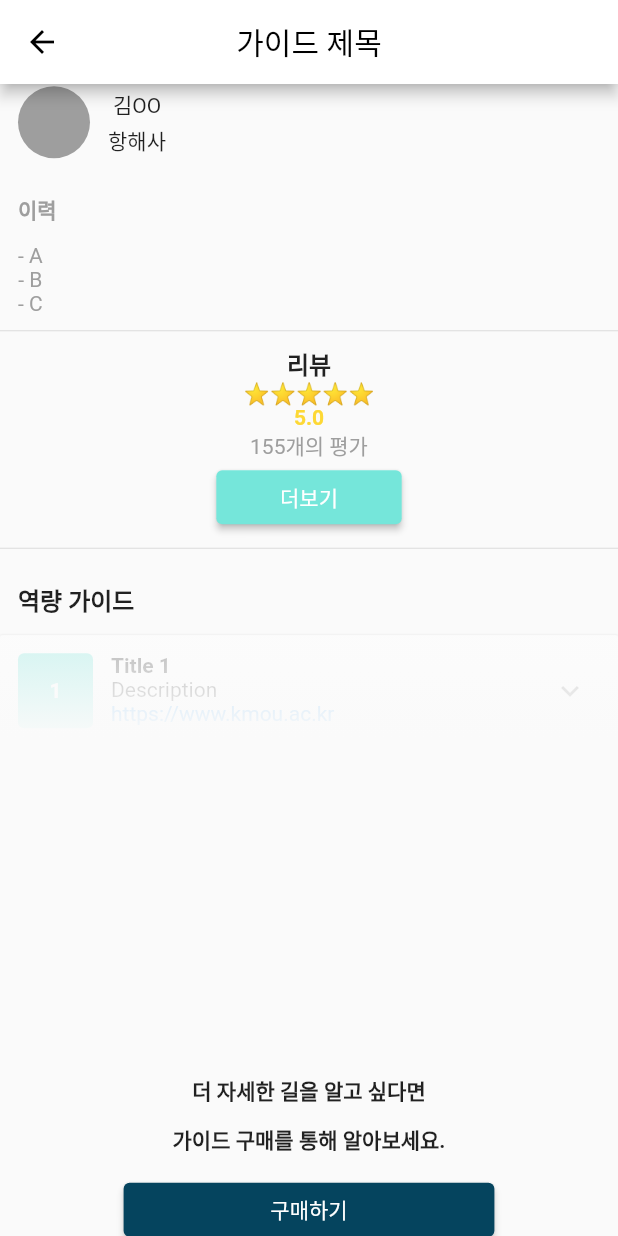
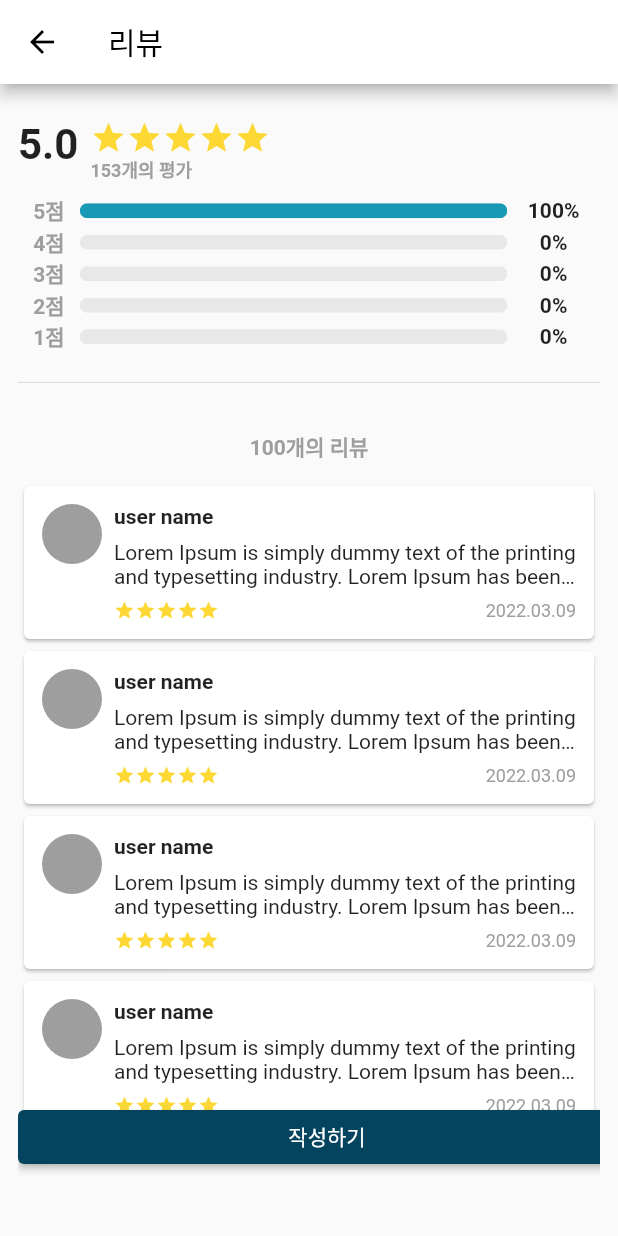
Before and after one commit to 5ydwg/Semomen, a Flutter app: the GuideInfoPage screen opened directly, scrolled down 576 dp, after a tap on "더보기", on a phone screen of 412 x 824 dp. Run offline on Flutter 3.47's test engine with Material 2 defaults, Android fonts, the phone set to English and light mode, and no system bars; our stand-ins replace firebase_auth, firebase_core; accounts and stored records are empty; network calls fail.

Commit message:
Add review page ui

```diff
--- a/semomen/lib/pages/guide_info_page.dart
+++ b/semomen/lib/pages/guide_info_page.dart
@@ -3,6 +3,7 @@ import 'dart:ui';
 import 'package:flutter/material.dart';
 import 'package:flutter/services.dart';
 import 'package:semomen/pages/constants/constant.dart';
+import 'package:semomen/pages/review_page.dart';
 
 class GuideInfoPage extends StatefulWidget {
   const GuideInfoPage({Key? key}) : super(key: key);
@@ -135,7 +136,9 @@ class _GuideInfoPageState extends State<GuideInfoPage> {
                 width: size.width * 0.3,
                 child: ElevatedButton(
                     style: ElevatedButton.styleFrom(primary: mainBlueGreen),
-                    onPressed: () {},
+                    onPressed: () {
+                      Navigator.of(context).push(MaterialPageRoute(builder: (context) => ReviewPage()));
+                    },
                     child: Text('더보기')),
               ),
             ],
--- a/semomen/lib/pages/review_page.dart
+++ b/semomen/lib/pages/review_page.dart
@@ -0,0 +1,240 @@
+import 'package:flutter/material.dart';
+import 'package:flutter/services.dart';
+import 'package:semomen/pages/constants/constant.dart';
+
+class ReviewPage extends StatelessWidget {
+  const ReviewPage({Key? key}) : super(key: key);
+
+  @override
+  Widget build(BuildContext context) {
+    SystemChrome.setPreferredOrientations(
+        [DeviceOrientation.portraitUp]); //화면을 세로 방향으로 고정하기
+    Size size = MediaQuery.of(context).size; //화면의 size 가져오기
+    return Scaffold(
+      appBar: AppBar(
+        backgroundColor: Colors.white,
+        title: Text(
+          '리뷰',
+          style: TextStyle(color: Colors.black),
+        ),
+        iconTheme: IconThemeData(color: Colors.black),
+      ),
+      body: Padding(
+        padding: const EdgeInsets.all(12.0),
+        child: Stack(
+          children: [
+            Padding(
+              padding: const EdgeInsets.only(top: 12.0, bottom: 48.0),
+              child: ListView(
+                children: [
+                  reviewSummary(size),  // 리뷰 요약
+                  Divider(height: 40.0,),
+                  _reviewList(),  // 리뷰 리스트
+                ],
+              ),
+            ),
+            _createReviewButton(size),  // 리뷰 작성 버튼
+          ],
+        ),
+      ),
+    );
+  }
+
+  Widget reviewSummary(Size size) {
+    return Column(
+      children: [
+        Row(
+          crossAxisAlignment: CrossAxisAlignment.start,
+          children: [
+            Text(
+              '5.0',
+              style: TextStyle(fontWeight: FontWeight.bold, fontSize: 28.0),
+            ),
+            SizedBox(
+              width: 8.0,
+            ),
+            Column(
+              crossAxisAlignment: CrossAxisAlignment.start,
+              children: [
+                Row(
+                  children: [
+                    Icon(
+                      Icons.star,
+                      color: Colors.yellow[600],
+                    ),
+                    Icon(
+                      Icons.star,
+                      color: Colors.yellow[600],
+                    ),
+                    Icon(
+                      Icons.star,
+                      color: Colors.yellow[600],
+                    ),
+                    Icon(
+                      Icons.star,
+                      color: Colors.yellow[600],
+                    ),
+                    Icon(
+                      Icons.star,
+                      color: Colors.yellow[600],
+                    ),
+                  ],
+                ),
+                Text(
+                  '153개의 평가',
+                  style: TextStyle(
+                      color: Colors.grey,
+                      fontWeight: FontWeight.bold,
+                      fontSize: 12.0),
+                )
+              ],
+            )
+          ],
+        ),
+        SizedBox(height: 8.0,),
+        _reviewProgressIndicator(size, '5점', 1),
+        _reviewProgressIndicator(size, '4점', 0),
+        _reviewProgressIndicator(size, '3점', 0),
+        _reviewProgressIndicator(size, '2점', 0),
+        _reviewProgressIndicator(size, '1점', 0),
+      ],
+    );
+  }
+
+  Widget _reviewList() {
+    return Column(
+                  children: [
+                    Padding(
+                      padding: const EdgeInsets.all(12.0),
+                      child: Center(
+                        child: Text(
+                          '100개의 리뷰',
+                          style:
+                          TextStyle(color: Colors.grey, fontWeight: FontWeight.bold),
+                        ),
+                      ),
+                    ),
+                    ListView.builder(
+                        physics: NeverScrollableScrollPhysics(),
+                        shrinkWrap: true,
+                        itemCount: 10,
+                        itemBuilder: (context, index) => Card(
+                          child: Padding(
+                            padding: const EdgeInsets.all(12.0),
+                            child: IntrinsicHeight(
+                              child: Row(
+                                crossAxisAlignment: CrossAxisAlignment.start,
+                                children: [
+                                  CircleAvatar(
+                                    radius: 20.0,
+                                    backgroundColor: Colors.grey,
+                                  ),
+                                  SizedBox(width: 8.0,),
+                                  Flexible(
+                                    flex: 1,
+                                    child: Column(
+                                      crossAxisAlignment: CrossAxisAlignment.start,
+                                      children: [
+                                        Text('user name', style: TextStyle(fontWeight: FontWeight.bold),),
+                                        Padding(
+                                          padding: const EdgeInsets.symmetric(vertical: 8.0),
+                                          child: Text(
+                                            "Lorem Ipsum is simply dummy text of the printing and typesetting industry. Lorem Ipsum has been the industry's standard dummy text ever since the 1500s, when an unknown printer took a galley of type and scrambled it to make a type specimen book.",
+                                            maxLines: 2,
+                                            overflow: TextOverflow.ellipsis,
+                                          ),
+                                        ),
+                                        Row(
+                                          mainAxisAlignment: MainAxisAlignment.spaceBetween,
+                                          children: [
+                                            Row(
+                                              children: [
+                                                Icon(
+                                                  Icons.star,
+                                                  color: Colors.yellow[600],
+                                                  size: 14.0,
+                                                ),
+                                                Icon(
+                                                  Icons.star,
+                                                  color: Colors.yellow[600], size: 14.0,
+                                                ),
+                                                Icon(
+                                                  Icons.star,
+                                                  color: Colors.yellow[600],
+                                                  size: 14.0,
+                                                ),
+                                                Icon(
+                                                  Icons.star,
+                                                  color: Colors.yellow[600],
+                                                  size: 14.0,
+                                                ),
+                                                Icon(
+                                                  Icons.star,
+                                                  color: Colors.yellow[600],
+                                                  size: 14.0,
+                                                ),
+                                              ],
+                                            ),
+                                            Text('2022.03.09', style: TextStyle(color: Colors.grey, fontSize: 12.0),)
+                                          ],
+                                        ),
+                                      ],
+                                    ),
+                                  ),
+                                ],
+                              ),
+                            ),
+                          ),
+                        )),
+                  ],
+                );
+  }
+
+  Widget _createReviewButton(Size size) {
+    return Positioned(
+              bottom: 30.0,
+              child: SizedBox(
+                  width: size.width,
+                  child: ElevatedButton(
+                      style: ElevatedButton.styleFrom(
+                        primary: mainNavyBlue,
+                      ),
+                      onPressed: () {}, child: Text('작성하기'))));
+  }
+
+  Widget _reviewProgressIndicator(Size size, String score, double value) {
+    return Row(
+      children: [
+        SizedBox(
+            width: size.width * 0.1,
+            child: Center(
+                child: Text(
+              score,
+              style: TextStyle(color: Colors.grey, fontWeight: FontWeight.bold),
+            ))),
+        Expanded(
+          child: ClipRRect(
+            borderRadius: BorderRadius.all(
+              Radius.circular(10),
+            ),
+            child: LinearProgressIndicator(
+              backgroundColor: Colors.grey.withOpacity(0.2),
+              value: value,
+              minHeight: 10,
+              valueColor: AlwaysStoppedAnimation<Color>(
+                mainBlueGrotto,
+              ),
+            ),
+          ),
+        ),
+        SizedBox(
+            width: size.width * 0.15,
+            child: Center(
+                child: Text(
+              '${(value * 100).toInt()}%',
+              style: TextStyle(fontWeight: FontWeight.bold),
+            ))),
+      ],
+    );
+  }
+}
```
